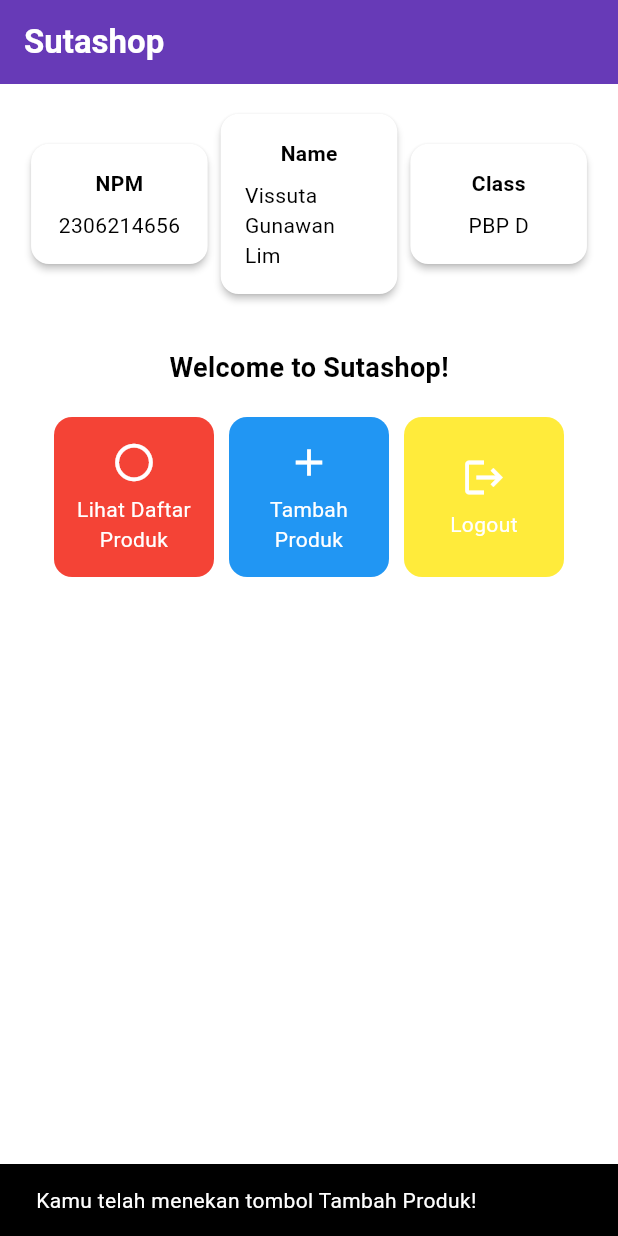
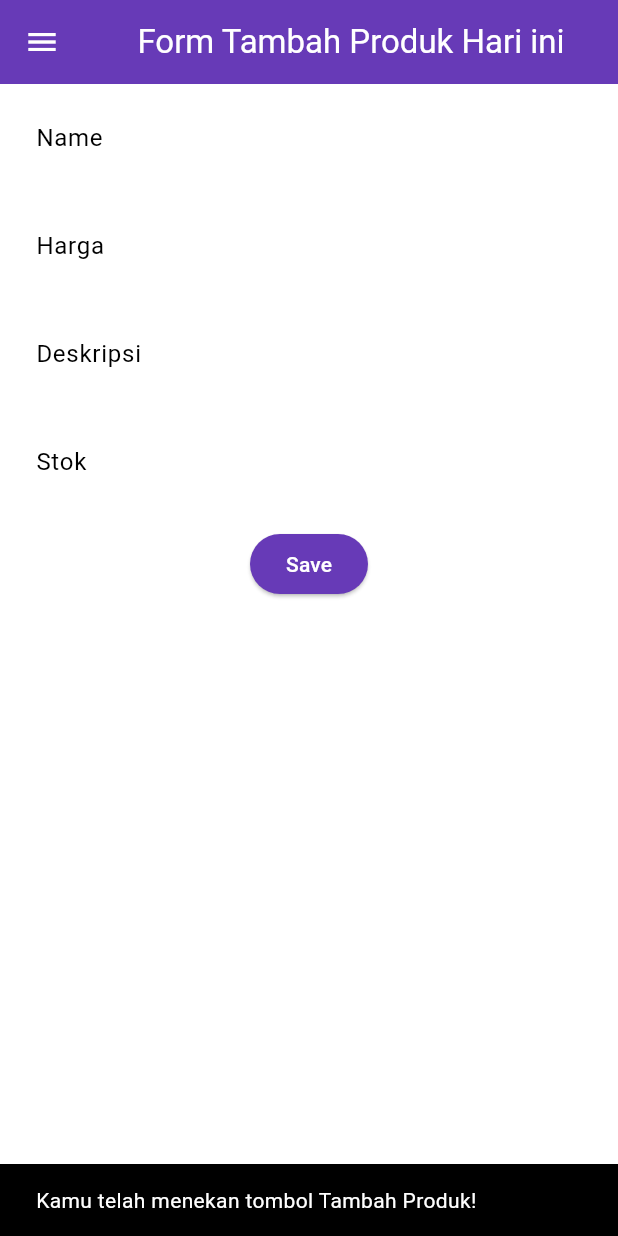
Before and after one commit to vissutagunawan/eshop-pbp-mobile, a Flutter app: the screen it shows after launch, after a tap on "Tambah Produk", on a phone screen of 412 x 824 dp. Run offline on Flutter 3.47's test engine with Material 3 defaults, Android fonts, the phone set to English and light mode, and no system bars.

Commit message:
Tugas 8 done

```diff
--- a/lib/main.dart
+++ b/lib/main.dart
@@ -1,5 +1,5 @@
 import 'package:flutter/material.dart';
-import 'package:eshop_pbp/menu.dart';
+import 'package:eshop_pbp/screens/menu.dart';
 
 void main() {
   runApp(const MyApp());
--- a/lib/menu.dart
+++ b/lib/screens/menu.dart
@@ -1,4 +1,6 @@
+import 'package:eshop_pbp/widgets/product_card.dart';
 import 'package:flutter/material.dart';
+import '../../widgets/left_drawer.dart';
 
 class MyHomePage extends StatelessWidget {
   final String npm = '2306214656';
@@ -39,6 +41,7 @@
         // Warna latar belakang AppBar diambil dari skema warna tema aplikasi.
         backgroundColor: Theme.of(context).colorScheme.primary,
       ),
+      drawer: const LeftDrawer(),
       // Body halaman dengan padding di sekelilingnya.
       body: Padding(
         padding: const EdgeInsets.all(16.0),
@@ -129,63 +132,3 @@
             ])));
   }
 }
-
-class ItemHomepage {
-  final String name;
-  final IconData icon;
-
-  ItemHomepage(this.name, this.icon);
-}
-
-class ItemCard extends StatelessWidget {
-  // Menampilkan kartu dengan ikon dan nama.
-
-  final ItemHomepage item;
-  final ColorScheme colorScheme;
-
-  const ItemCard(this.item, this.colorScheme, {super.key});
-
-  @override
-  Widget build(BuildContext context) {
-    return Material(
-      // Menentukan warna latar belakang dari tema aplikasi.
-      color: colorScheme.secondary,
-      // Membuat sudut kartu melengkung.
-      borderRadius: BorderRadius.circular(12),
-
-      child: InkWell(
-        // Aksi ketika kartu ditekan.
-        onTap: () {
-          // Menampilkan pesan SnackBar saat kartu ditekan.
-          ScaffoldMessenger.of(context)
-            ..hideCurrentSnackBar()
-            ..showSnackBar(SnackBar(
-                content: Text("Kamu telah menekan tombol ${item.name}!")));
-        },
-        // Container untuk menyimpan Icon dan Text
-        child: Container(
-          padding: const EdgeInsets.all(8),
-          child: Center(
-            child: Column(
-              // Menyusun ikon dan teks di tengah kartu.
-              mainAxisAlignment: MainAxisAlignment.center,
-              children: [
-                Icon(
-                  item.icon,
-                  color: Colors.white,
-                  size: 30.0,
-                ),
-                const Padding(padding: EdgeInsets.all(3)),
-                Text(
-                  item.name,
-                  textAlign: TextAlign.center,
-                  style: const TextStyle(color: Colors.white),
-                ),
-              ],
-            ),
-          ),
-        ),
-      ),
-    );
-  }
-}
--- /dev/null
+++ b/lib/screens/product_form.dart
@@ -0,0 +1,198 @@
+import 'package:flutter/material.dart';
+import '../../widgets/left_drawer.dart';
+
+class ProductFormPage extends StatefulWidget {
+  const ProductFormPage({super.key});
+
+  @override
+  State<ProductFormPage> createState() => _ProductFormPageState();
+}
+
+class _ProductFormPageState extends State<ProductFormPage> {
+  final _formKey = GlobalKey<FormState>();
+  String _nama = "";
+  int _harga = 0;
+  String _deskripsi = "";
+  int _stok = 0;
+
+  @override
+  Widget build(BuildContext context) {
+    return Scaffold(
+      appBar: AppBar(
+        title: const Center(
+          child: Text(
+            'Form Tambah Produk Hari ini',
+          ),
+        ),
+        backgroundColor: Theme.of(context).colorScheme.primary,
+        foregroundColor: Colors.white,
+      ),
+      // TODO: Tambahkan drawer yang sudah dibuat di sini
+      drawer: const LeftDrawer(),
+      body: Form(
+        key: _formKey,
+        child: SingleChildScrollView(
+            child: Column(
+          crossAxisAlignment: CrossAxisAlignment.start,
+          children: [
+            Padding(
+              padding: const EdgeInsets.all(8.0),
+              child: TextFormField(
+                decoration: InputDecoration(
+                  hintText: "Name",
+                  labelText: "Name",
+                  border: OutlineInputBorder(
+                    borderRadius: BorderRadius.circular(5.0),
+                  ),
+                ),
+                onChanged: (String? value) {
+                  setState(() {
+                    _nama = value!;
+                  });
+                },
+                validator: (String? value) {
+                  if (value == null || value.isEmpty) {
+                    return "Nama Produk tidak boleh kosong!";
+                  }
+                  return null;
+                },
+              ),
+            ),
+            Padding(
+              padding: const EdgeInsets.all(8.0),
+              child: TextFormField(
+                decoration: InputDecoration(
+                  hintText: "Harga",
+                  labelText: "Harga",
+                  border: OutlineInputBorder(
+                    borderRadius: BorderRadius.circular(5.0),
+                  ),
+                ),
+                onChanged: (String? value) {
+                  setState(() {
+                    _harga = int.tryParse(value!) ?? 0;
+                  });
+                },
+                validator: (String? value) {
+                  if (value == null || value.isEmpty) {
+                    return "Harga produk tidak boleh kosong!";
+                  }
+                  if (int.tryParse(value) == null) {
+                    return "Harga produk harus berupa angka!";
+                  }
+                  if (int.tryParse(value)! <= 0) {
+                    return "Harga produk tidak boleh negatif!";
+                  }
+
+                  return null;
+                },
+              ),
+            ),
+            Padding(
+              padding: const EdgeInsets.all(8.0),
+              child: TextFormField(
+                decoration: InputDecoration(
+                  hintText: "Deskripsi",
+                  labelText: "Deskripsi",
+                  border: OutlineInputBorder(
+                    borderRadius: BorderRadius.circular(5.0),
+                  ),
+                ),
+                onChanged: (String? value) {
+                  setState(() {
+                    _deskripsi = value!;
+                  });
+                },
+                validator: (String? value) {
+                  if (value == null || value.isEmpty) {
+                    return "Deskripsi produk tidak boleh kosong!";
+                  }
+                  return null;
+                },
+              ),
+            ),
+            Padding(
+              padding: const EdgeInsets.all(8.0),
+              child: TextFormField(
+                decoration: InputDecoration(
+                  hintText: "Stok",
+                  labelText: "Stok",
+                  border: OutlineInputBorder(
+                    borderRadius: BorderRadius.circular(5.0),
+                  ),
+                ),
+                onChanged: (String? value) {
+                  setState(() {
+                    _stok = int.tryParse(value!) ?? 0;
+                  });
+                },
+                validator: (String? value) {
+                  if (value == null || value.isEmpty) {
+                    return "Stok produk tidak boleh kosong!";
+                  }
+                  if (int.tryParse(value) == null) {
+                    return "Stok produk harus berupa angka!";
+                  }
+                  if (int.tryParse(value)! <= 0) {
+                    return "Stok produk tidak boleh negatif!";
+                  }
+
+                  return null;
+                },
+              ),
+            ),
+            Align(
+              alignment: Alignment.bottomCenter,
+              child: Padding(
+                padding: const EdgeInsets.all(8.0),
+                child: ElevatedButton(
+                  style: ButtonStyle(
+                    backgroundColor: WidgetStateProperty.all(
+                        Theme.of(context).colorScheme.primary),
+                  ),
+                  onPressed: () {
+                    if (_formKey.currentState!.validate()) {
+                      showDialog(
+                        context: context,
+                        builder: (context) {
+                          return AlertDialog(
+                            title: const Text('Produk berhasil tersimpan'),
+                            content: SingleChildScrollView(
+                              child: Column(
+                                crossAxisAlignment: CrossAxisAlignment.start,
+                                children: [
+                                  Text('Nama Produk: $_nama'),
+                                  // TODO: Munculkan value-value lainnya
+                                  Text('Harga Produk: $_harga'),
+                                  Text('Deskripsi Produk: $_deskripsi'),
+                                  Text('Stok Produk: $_stok')
+                                ],
+                              ),
+                            ),
+                            actions: [
+                              TextButton(
+                                child: const Text('OK'),
+                                onPressed: () {
+                                  Navigator.pop(context);
+                                  _formKey.currentState!.reset();
+                                },
+                              ),
+                            ],
+                          );
+                        },
+                      );
+                    }
+                  },
+                  child: const Text(
+                    "Save",
+                    style: TextStyle(color: Colors.white),
+                  ),
+                ),
+              ),
+            ),
+          ],
+        )),
+      ),
+    );
+  }
+}
--- /dev/null
+++ b/lib/widgets/left_drawer.dart
@@ -0,0 +1,72 @@
+import 'package:eshop_pbp/screens/product_form.dart';
+import 'package:flutter/material.dart';
+import 'package:eshop_pbp/screens/menu.dart';
+
+class LeftDrawer extends StatelessWidget {
+  const LeftDrawer({super.key});
+
+  @override
+  Widget build(BuildContext context) {
+    return Drawer(
+      child: ListView(
+        children: [
+          DrawerHeader(
+            // TODO: Bagian drawer header
+            decoration: BoxDecoration(
+              color: Theme.of(context).colorScheme.primary,
+            ),
+            child: const Column(
+              children: [
+                Text(
+                  'Sutashop',
+                  textAlign: TextAlign.center,
+                  style: TextStyle(
+                    fontSize: 24,
+                    fontWeight: FontWeight.bold,
+                    color: Colors.white,
+                  ),
+                ),
+                Padding(padding: EdgeInsets.all(8)),
+                Text("Ayo belanja disini!",
+                    textAlign: TextAlign.center,
+                    // TODO: Tambahkan gaya teks dengan center alignment, font ukuran 15, warna putih, dan weight biasa
+                    style: TextStyle(
+                        fontSize: 15,
+                        color: Colors.white,
+                        fontWeight: FontWeight.normal)),
+              ],
+            ),
+          ),
+          // TODO: Bagian routing
+          ListTile(
+            leading: const Icon(Icons.home_outlined),
+            title: const Text('Halaman Utama'),
+            // Bagian redirection ke MyHomePage
+            onTap: () {
+              Navigator.pushReplacement(
+                  context,
+                  MaterialPageRoute(
+                    builder: (context) => MyHomePage(),
+                  ));
+            },
+          ),
+          ListTile(
+            leading: const Icon(Icons.mood),
+            title: const Text('Tambah Produk'),
+            // Bagian redirection ke MoodEntryFormPage
+            onTap: () {
+              /*
+      TODO: Buatlah routing ke MoodEntryFormPage di sini,
+      setelah halaman MoodEntryFormPage sudah dibuat.
+      */
+              Navigator.push(
+                  context,
+                  MaterialPageRoute(
+                      builder: (context) => const ProductFormPage()));
+            },
+          ),
+        ],
+      ),
+    );
+  }
+}
--- /dev/null
+++ b/lib/widgets/product_card.dart
@@ -0,0 +1,70 @@
+import 'package:eshop_pbp/screens/product_form.dart';
+import 'package:flutter/material.dart';
+
+class ItemHomepage {
+  final String name;
+  final IconData icon;
+
+  ItemHomepage(this.name, this.icon);
+}
+
+class ItemCard extends StatelessWidget {
+  // Menampilkan kartu dengan ikon dan nama.
+
+  final ItemHomepage item;
+  final ColorScheme colorScheme;
+
+  const ItemCard(this.item, this.colorScheme, {super.key});
+
+  @override
+  Widget build(BuildContext context) {
+    return Material(
+      // Menentukan warna latar belakang dari tema aplikasi.
+      color: colorScheme.secondary,
+      // Membuat sudut kartu melengkung.
+      borderRadius: BorderRadius.circular(12),
+
+      child: InkWell(
+        // Aksi ketika kartu ditekan.
+        onTap: () {
+          // Menampilkan pesan SnackBar saat kartu ditekan.
+          ScaffoldMessenger.of(context)
+            ..hideCurrentSnackBar()
+            ..showSnackBar(SnackBar(
+                content: Text("Kamu telah menekan tombol ${item.name}!")));
+          // Navigate ke route yang sesuai (tergantung jenis tombol)
+          if (item.name == "Tambah Produk") {
+            // TODO: Gunakan Navigator.push untuk melakukan navigasi ke MaterialPageRoute yang mencakup MoodEntryFormPage.
+            Navigator.push(
+                context,
+                MaterialPageRoute(
+                    builder: (context) => const ProductFormPage()));
+          }
+        },
+        // Container untuk menyimpan Icon dan Text
+        child: Container(
+          padding: const EdgeInsets.all(8),
+          child: Center(
+            child: Column(
+              // Menyusun ikon dan teks di tengah kartu.
+              mainAxisAlignment: MainAxisAlignment.center,
+              children: [
+                Icon(
+                  item.icon,
+                  color: Colors.white,
+                  size: 30.0,
+                ),
+                const Padding(padding: EdgeInsets.all(3)),
+                Text(
+                  item.name,
+                  textAlign: TextAlign.center,
+                  style: const TextStyle(color: Colors.white),
+                ),
+              ],
+            ),
+          ),
+        ),
+      ),
+    );
+  }
+}
```
Also changed, not shown: 1 other file.
